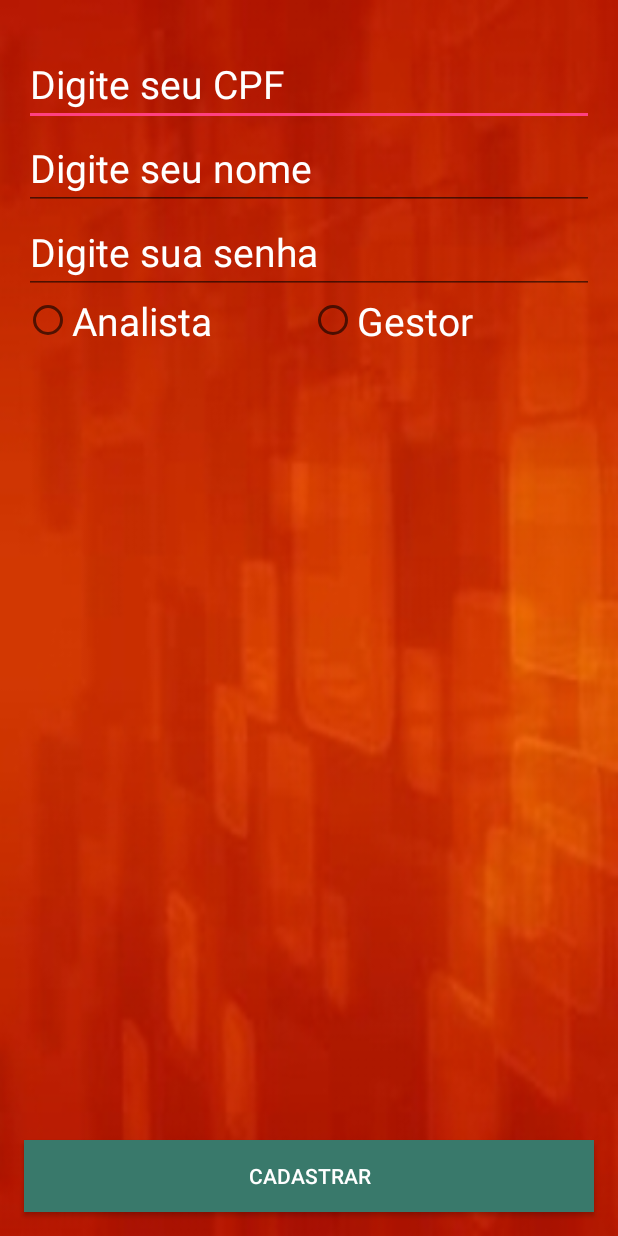
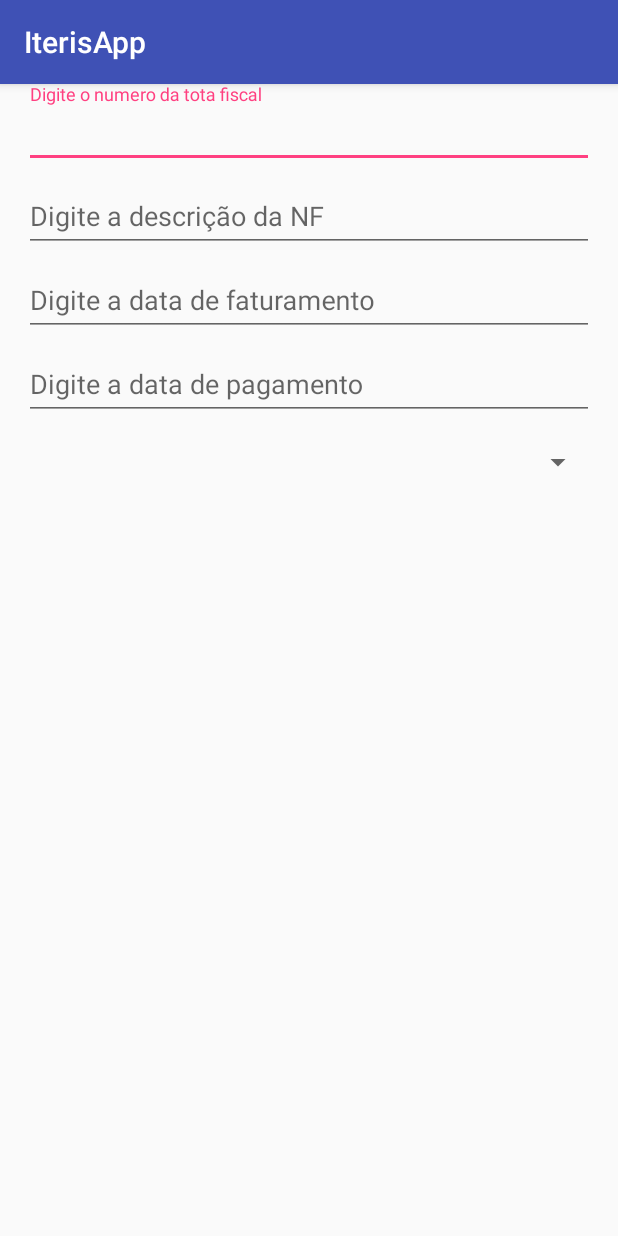
Before and after one commit to w-cardoso/Desafio, an Android app: the NfRegistrationActivity screen opened directly, with no data from a screen before it, on a phone screen of 412 x 824 dp. Run offline under Robolectric (Android 15) with nearby library versions, the phone set to English and light mode, and no system bars; plain views replace MaterialEditText.

Commit message:
adicionando novas telas

```diff
--- a/app/build.gradle
+++ b/app/build.gradle
@@ -28,4 +28,5 @@ dependencies {
     compile 'com.android.support:recyclerview-v7:26.+'
     androidTestImplementation 'com.android.support.test:runner:1.0.1'
     androidTestImplementation 'com.android.support.test.espresso:espresso-core:3.0.1'
+    implementation 'com.android.support:design:26.0.0-alpha1'
 }
--- a/app/src/main/AndroidManifest.xml
+++ b/app/src/main/AndroidManifest.xml
@@ -9,15 +9,18 @@
         android:roundIcon="@mipmap/ic_launcher_round"
         android:supportsRtl="true"
         android:theme="@style/AppTheme">
-        <activity android:name=".ui.SplashActivity">
+        <activity android:name=".ui.splash.SplashActivity">
             <intent-filter>
                 <action android:name="android.intent.action.MAIN" />
 
                 <category android:name="android.intent.category.LAUNCHER" />
             </intent-filter>
         </activity>
-        <activity android:name=".ui.HomeScreenActivity" />
-        <activity android:name=".ui.SignUpActivity"></activity>
+        <activity android:name=".ui.home_screen.HomeScreenActivity" />
+        <activity android:name=".ui.sign_up.SignUpActivity" />
+        <activity android:name=".ui.login.LoginActivity" />
+        <activity android:name=".ui.list_nf.ListNfActivity" />
+        <activity android:name=".ui.nf_registration.NfRegistrationActivity"></activity>
     </application>
 
 </manifest>
--- a/app/src/main/java/nf/iteris/com/br/iterisapp/ui/HomeScreenActivity.java
+++ b/app/src/main/java/nf/iteris/com/br/iterisapp/ui/home_screen/HomeScreenActivity.java
@@ -1,4 +1,4 @@
-package nf.iteris.com.br.iterisapp.ui;
+package nf.iteris.com.br.iterisapp.ui.home_screen;
 
 import android.content.Intent;
 import android.support.v7.app.AppCompatActivity;
@@ -8,6 +8,7 @@ import android.widget.Button;
 import android.widget.TextView;
 
 import nf.iteris.com.br.iterisapp.R;
+import nf.iteris.com.br.iterisapp.ui.sign_up.SignUpActivity;
 
 public class HomeScreenActivity extends AppCompatActivity {
     private TextView txtSlogan;
--- a/app/src/main/java/nf/iteris/com/br/iterisapp/ui/SignUpActivity.java
+++ b/app/src/main/java/nf/iteris/com/br/iterisapp/ui/nf_registration/NfRegistrationActivity.java
@@ -1,18 +1,15 @@
-package nf.iteris.com.br.iterisapp.ui;
+package nf.iteris.com.br.iterisapp.ui.nf_registration;
 
 import android.support.v7.app.AppCompatActivity;
 import android.os.Bundle;
 
 import nf.iteris.com.br.iterisapp.R;
 
-
-public class SignUpActivity extends AppCompatActivity {
+public class NfRegistrationActivity extends AppCompatActivity {
 
     @Override
     protected void onCreate(Bundle savedInstanceState) {
         super.onCreate(savedInstanceState);
-        setContentView(R.layout.activity_sign_up);
-
-        getSupportActionBar().hide();
+        setContentView(R.layout.activity_nf_registration);
     }
 }
--- a/app/src/main/java/nf/iteris/com/br/iterisapp/ui/SplashActivity.java
+++ b/app/src/main/java/nf/iteris/com/br/iterisapp/ui/splash/SplashActivity.java
@@ -1,4 +1,4 @@
-package nf.iteris.com.br.iterisapp.ui;
+package nf.iteris.com.br.iterisapp.ui.splash;
 
 import android.content.Intent;
 import android.os.Handler;
@@ -9,6 +9,7 @@ import android.view.Window;
 import android.view.WindowManager;
 
 import nf.iteris.com.br.iterisapp.R;
+import nf.iteris.com.br.iterisapp.ui.home_screen.HomeScreenActivity;
 
 public class SplashActivity extends AppCompatActivity {
 
--- a/app/src/main/res/layout/activity_home_screen.xml
+++ b/app/src/main/res/layout/activity_home_screen.xml
@@ -5,7 +5,7 @@
     android:layout_width="match_parent"
     android:layout_height="match_parent"
     android:background="@drawable/background_color2"
-    tools:context="nf.iteris.com.br.iterisapp.ui.HomeScreenActivity">
+    tools:context="nf.iteris.com.br.iterisapp.ui.home_screen.HomeScreenActivity">
 
     <LinearLayout
         android:layout_width="wrap_content"
--- /dev/null
+++ b/app/src/main/res/layout/activity_nf_registration.xml
@@ -0,0 +1,91 @@
+<?xml version="1.0" encoding="utf-8"?>
+<RelativeLayout xmlns:android="http://schemas.android.com/apk/res/android"
+    xmlns:tools="http://schemas.android.com/tools"
+    android:layout_width="match_parent"
+    android:layout_height="match_parent"
+    tools:context="nf.iteris.com.br.iterisapp.ui.nf_registration.NfRegistrationActivity">
+
+
+    <LinearLayout
+        android:layout_width="match_parent"
+        android:layout_height="wrap_content"
+        android:orientation="vertical">
+
+        <android.support.design.widget.TextInputLayout
+            android:id="@+id/nf_registration_til_numbernf"
+            android:layout_width="match_parent"
+            android:layout_height="wrap_content"
+            android:layout_marginLeft="16dp"
+            android:layout_marginRight="16dp">
+
+            <EditText
+                android:id="@+id/nf_registration_edt_name"
+                android:layout_width="match_parent"
+                android:layout_height="wrap_content"
+                android:hint="Digite o numero da tota fiscal"
+                android:inputType="number"
+                android:singleLine="true" />
+        </android.support.design.widget.TextInputLayout>
+
+        <android.support.design.widget.TextInputLayout
+            android:id="@+id/nf_registration_til_description"
+            android:layout_width="match_parent"
+            android:layout_height="wrap_content"
+            android:layout_marginLeft="16dp"
+            android:layout_marginRight="16dp">
+
+            <EditText
+                android:id="@+id/nf_registration_edt_description"
+                android:layout_width="match_parent"
+                android:layout_height="wrap_content"
+                android:hint="Digite a descrição da NF"
+                android:inputType="number"
+                android:singleLine="true" />
+        </android.support.design.widget.TextInputLayout>
+
+
+        <android.support.design.widget.TextInputLayout
+            android:id="@+id/nf_registration_til_date_billing"
+            android:layout_width="match_parent"
+            android:layout_height="wrap_content"
+            android:layout_marginLeft="16dp"
+            android:layout_marginRight="16dp">
+
+            <EditText
+                android:id="@+id/nf_registration_edt_date_billing"
+                android:layout_width="match_parent"
+                android:layout_height="wrap_content"
+                android:focusable="false"
+                android:hint="Digite a data de faturamento"
+                android:inputType="none"
+                tools:text="11/20/2014" />
+
+        </android.support.design.widget.TextInputLayout>
+
+        <android.support.design.widget.TextInputLayout
+            android:id="@+id/nf_registration_til_date_payment"
+            android:layout_width="match_parent"
+            android:layout_height="wrap_content"
+            android:layout_marginLeft="16dp"
+            android:layout_marginRight="16dp">
+
+            <EditText
+                android:id="@+id/nf_registration_edt_date_payment"
+                android:layout_width="match_parent"
+                android:layout_height="wrap_content"
+                android:focusable="false"
+                android:hint="Digite a data de pagamento"
+                android:inputType="none"
+                tools:text="11/20/2014" />
+
+        </android.support.design.widget.TextInputLayout>
+
+        <Spinner
+            android:layout_margin="16dp"
+            android:id="@+id/nf_registration_spn_status"
+            android:layout_width="match_parent"
+            android:layout_height="wrap_content" />
+
+    </LinearLayout>
+
+</RelativeLayout>
--- a/app/src/main/res/layout/activity_sign_up.xml
+++ b/app/src/main/res/layout/activity_sign_up.xml
@@ -5,7 +5,7 @@
     android:layout_width="match_parent"
     android:layout_height="match_parent"
     android:background="@drawable/background_color2"
-    tools:context="nf.iteris.com.br.iterisapp.ui.SignUpActivity">
+    tools:context="nf.iteris.com.br.iterisapp.ui.sign_up.SignUpActivity">
 
     <LinearLayout
         android:layout_marginTop="56dp"
--- a/app/src/main/res/layout/activity_splash.xml
+++ b/app/src/main/res/layout/activity_splash.xml
@@ -5,7 +5,7 @@
     android:layout_width="match_parent"
     android:background="@drawable/background_color"
     android:layout_height="match_parent"
-    tools:context="nf.iteris.com.br.iterisapp.ui.SplashActivity">
+    tools:context="nf.iteris.com.br.iterisapp.ui.splash.SplashActivity">
 
     <LinearLayout
         android:layout_width="match_parent"
```
Also changed, not shown: app/src/main/java/nf/iteris/com/br/iterisapp/ui/list_nf/ListNfActivity.java (added, +15 -0 lines), app/src/main/java/nf/iteris/com/br/iterisapp/ui/login/LoginActivity.java (added, +15 -0 lines), app/src/main/java/nf/iteris/com/br/iterisapp/ui/sign_up/SignUpActivity.java (added, +18 -0 lines), app/src/main/res/layout/activity_list_nf.xml (added, +51 -0 lines), app/src/main/res/layout/activity_login.xml (added, +56 -0 lines), app/src/main/res/layout/item_nf_registration.xml (added, +96 -0 lines), app/src/main/res/drawable-xhdpi/search_big.png (added).
